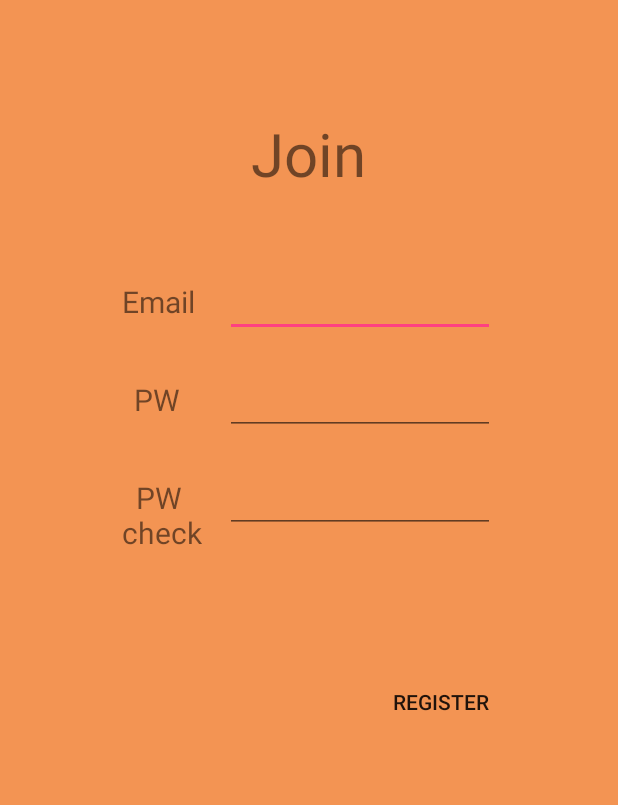
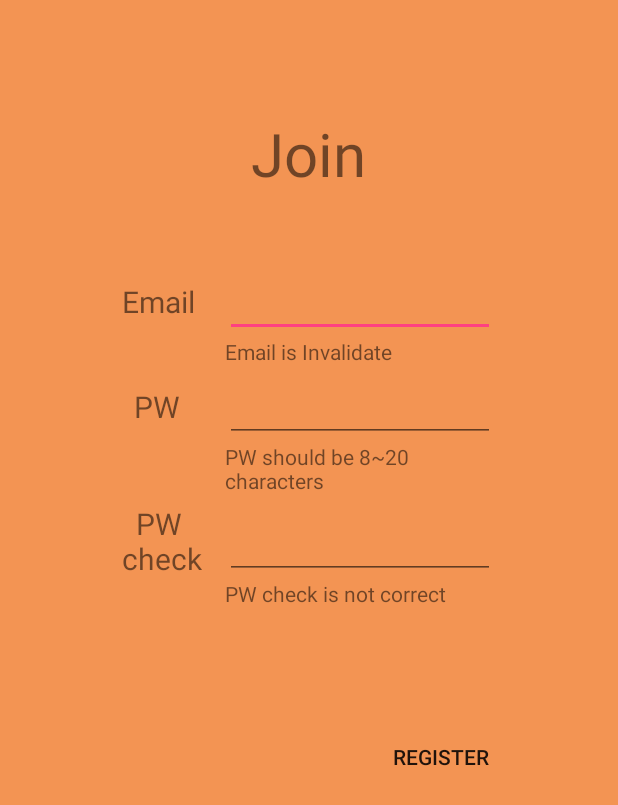
Before and after one commit to unistcse421/Backpacker, an Android app: the screen it shows after launch (registerationActivity), after a tap on "REGISTER", on a phone screen of 412 x 824 dp. Shown: the top 805 px of the screen. Run offline under Robolectric (Android 15) with nearby library versions, the phone set to English and light mode, and no system bars.

Commit message:
register 5/12-2 (popup?)

```diff
--- a/app/src/main/java/com/example/simon/backpacker/registerationActivity.java
+++ b/app/src/main/java/com/example/simon/backpacker/registerationActivity.java
@@ -1,16 +1,21 @@
 package com.example.simon.backpacker;
 
 import android.app.ActionBar;
+import android.content.Intent;
 import android.support.v7.app.AppCompatActivity;
 import android.os.Bundle;
 import android.util.Patterns;
+import android.view.Gravity;
 import android.view.View;
 import android.widget.Button;
 import android.widget.EditText;
+import android.widget.PopupWindow;
+import android.widget.TextView;
 
 import java.util.regex.Pattern;
 
 public class registerationActivity extends AppCompatActivity {
+    private PopupWindow popup;
 
     @Override
     protected void onCreate(Bundle savedInstanceState) {
@@ -20,6 +25,8 @@ public class registerationActivity extends AppCompatActivity {
         register.setOnClickListener(new Button.OnClickListener() {
             @Override
             public void onClick(View v) {
+                boolean isValidateForm = true;
+
                 EditText emailView = (EditText)findViewById(R.id.email);
                 EditText pwView = (EditText)findViewById(R.id.pw);
                 EditText pwCheckView = (EditText)findViewById(R.id.pw_check);
@@ -30,20 +37,48 @@ public class registerationActivity extends AppCompatActivity {
 
                 //validate email
                 if(!isValidEmail(email)) {
-                    //alarm at screen
-                }
-
-                //check email duplication
-                if(isExistEmail(email)){
-                    //alarm at screen
+                    TextView emailValidation = (TextView) findViewById(R.id.email_validation);
+                    emailValidation.setText("Email is Invalidate");
+                    isValidateForm = false;
+                }else if(isExistEmail(email)){                              //check email duplication
+                    TextView emailValidation = (TextView) findViewById(R.id.email_validation);
+                    emailValidation.setText("Email already Exist");
+                    isValidateForm = false;
+                }else{
+                    TextView emailValidation = (TextView) findViewById(R.id.email_validation);
+                    emailValidation.setText("");
                 }
 
                 //validate pw
-                if(pw.compareTo(pwCheck) != 0){
-                    //alarm at screen
+                if(pw.length()<8 || pw.length()>20){
+                    TextView pwValidation = (TextView) findViewById(R.id.pw_validation);
+                    pwValidation.setText("PW should be 8~20 characters");
+                    isValidateForm = false;
+                }else{
+                    TextView pwValidation = (TextView) findViewById(R.id.pw_validation);
+                    pwValidation.setText("");
                 }
 
-                //send data to DB
+                //validate pwcheck
+                if(pw.compareTo(pwCheck) != 0 || pw.length() == 0){
+                    TextView pwCheckValidation = (TextView) findViewById(R.id.pwcheck_validation);
+                    pwCheckValidation.setText("PW check is not correct");
+                    isValidateForm = false;
+                }else{
+                    TextView pwCheckValidation = (TextView) findViewById(R.id.pwcheck_validation);
+                    pwCheckValidation.setText("");
+                }
+
+                if(isValidateForm){
+                    //send data to DB
+
+                    View popupView = getLayoutInflater().inflate(R.layout.activity_registeration,null);
+                    popup = new PopupWindow(popupView);
+
+                    popup.showAtLocation(popupView, Gravity.CENTER,0,0);
+
+                    moveHome();
+                }
             }
         });
     }
@@ -58,4 +93,9 @@ public class registerationActivity extends AppCompatActivity {
         return true;
     }
 
+    private void moveHome(){
+        popup.dismiss();
+        Intent intent = new Intent(this,MainActivity.class);
+        startActivity(intent);
+    }
 }
--- a/app/src/main/res/layout/activity_registeration.xml
+++ b/app/src/main/res/layout/activity_registeration.xml
@@ -35,6 +35,15 @@
             android:layout_height="match_parent"
             android:layout_width="180dp"
             android:layout_marginLeft="15dp"
+            android:maxLength="20"
+            />
+
+        <TextView
+            android:id="@+id/email_validation"
+            android:layout_height="wrap_content"
+            android:layout_width="180dp"
+            android:layout_columnSpan="2"
+            android:layout_gravity="right"
             />
 
         <TextView
@@ -43,7 +52,7 @@
             android:layout_marginLeft="8dp"
             android:text="PW"
             android:textSize="20dp"
-            android:layout_marginTop="20dp"
+            android:layout_marginTop="5dp"
             />
 
         <EditText
@@ -51,9 +60,17 @@
             android:layout_height="match_parent"
             android:layout_width="180dp"
             android:layout_marginLeft="15dp"
-            android:layout_marginTop="20dp"
+            android:layout_marginTop="5dp"
             android:maxLength="20"
             android:inputType="textPassword"
+            />
+
+        <TextView
+            android:id="@+id/pw_validation"
+            android:layout_height="wrap_content"
+            android:layout_width="180dp"
+            android:layout_columnSpan="2"
+            android:layout_gravity="right"
             />
 
         <TextView
@@ -61,7 +78,7 @@
             android:layout_height="wrap_content"
             android:text="  PW\ncheck"
             android:textSize="20dp"
-            android:layout_marginTop="20dp"
+            android:layout_marginTop="5dp"
             />
 
         <EditText
@@ -69,9 +86,18 @@
             android:layout_height="match_parent"
             android:layout_width="180dp"
             android:layout_marginLeft="15dp"
-            android:layout_marginTop="20dp"
+            android:layout_marginTop="5dp"
+            android:layout_gravity="bottom"
             android:maxLength="20"
             android:inputType="textPassword"
+            />
+
+        <TextView
+            android:id="@+id/pwcheck_validation"
+            android:layout_height="wrap_content"
+            android:layout_width="180dp"
+            android:layout_columnSpan="2"
+            android:layout_gravity="right"
             />
     </GridLayout>
 
```
Also changed, not shown: app/src/main/res/layout/popup_register_success.xml (added, +15 -0 lines).
